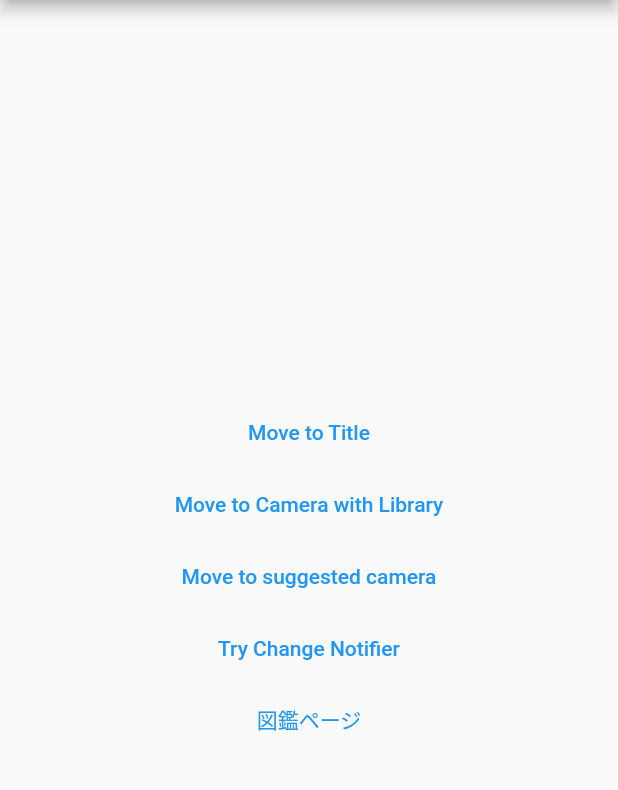
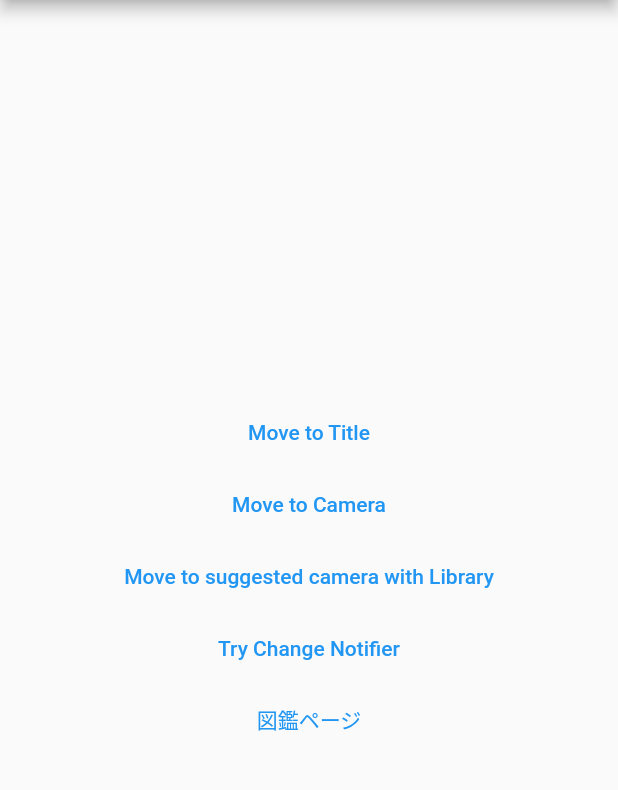
Before and after one commit to kesota/animal_detection_app, a Flutter app: the screen it shows after launch, on a phone screen of 412 x 824 dp, the part 84-874 px from its top. Run offline on Flutter 3.47's test engine with Material 2 defaults, Android fonts, the phone set to English and light mode, and no system bars; our stand-ins replace camera, logger.

Commit message:
Fix a wrong text

```diff
--- a/app/lib/main.dart
+++ b/app/lib/main.dart
@@ -72,9 +72,9 @@ class _MyHomePageState extends State<MyHomePage> {
                 children: <Widget>[
                   _moveToPage('/title', 'Title Page is pushed', 'Move to Title'),
                   _moveToPage('/newcamera', 'newcamera Page is pushed',
-                      'Move to Camera with Library'),
+                      'Move to Camera'),
                   _moveToPage('/newcamera/suggest', 'second camera Page is pushed',
-                      'Move to suggested camera'),
+                      'Move to suggested camera with Library'),
                   _moveToPage('/Test', 'Test page is pushed', 'Try Change Notifier'),
                   _moveToPage('/animalGuide', 'Animal Guide',
                       '図鑑ページ'),
```
